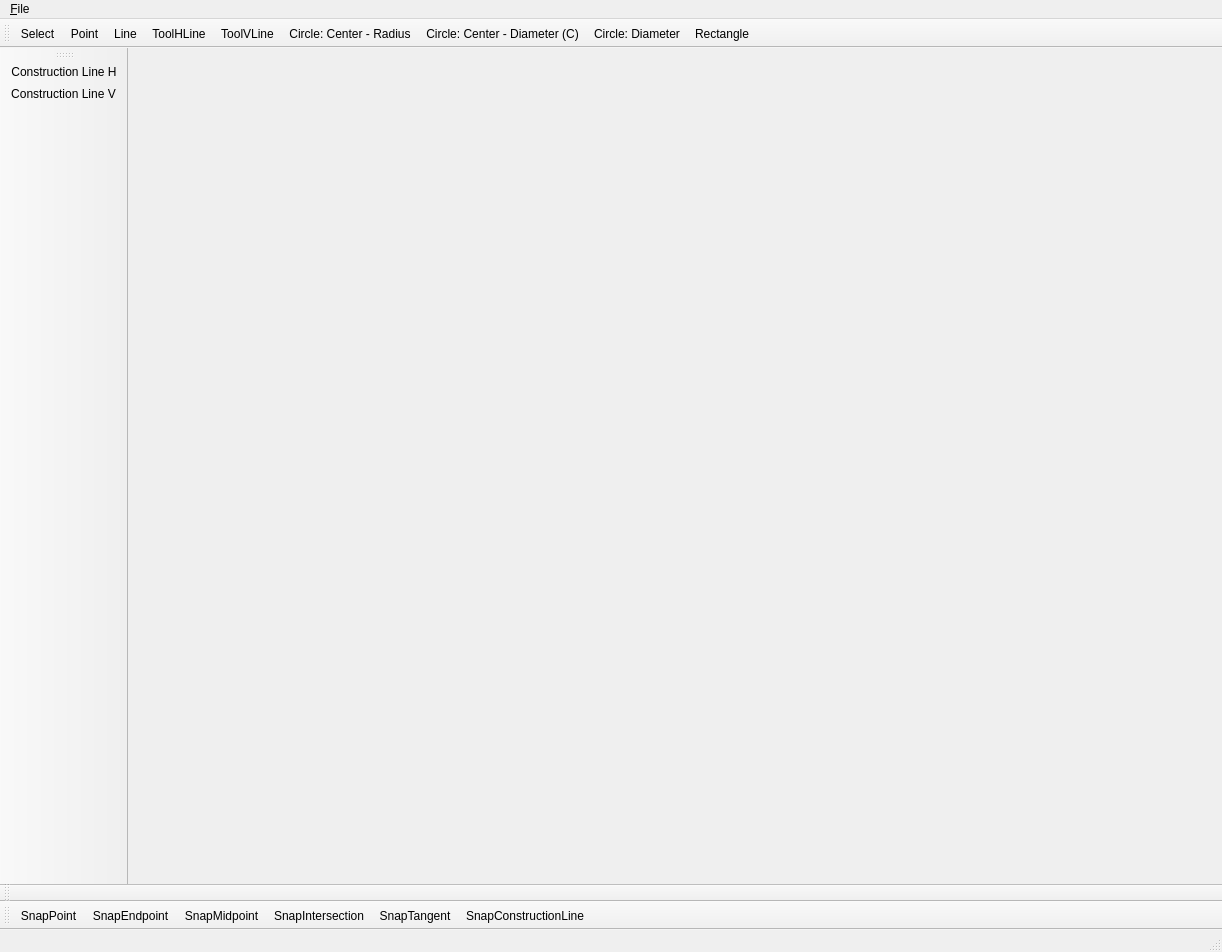
First picture: the form in src/mainwindow.ui, repository ThKattanek/simply_2d_cad, before the edit.
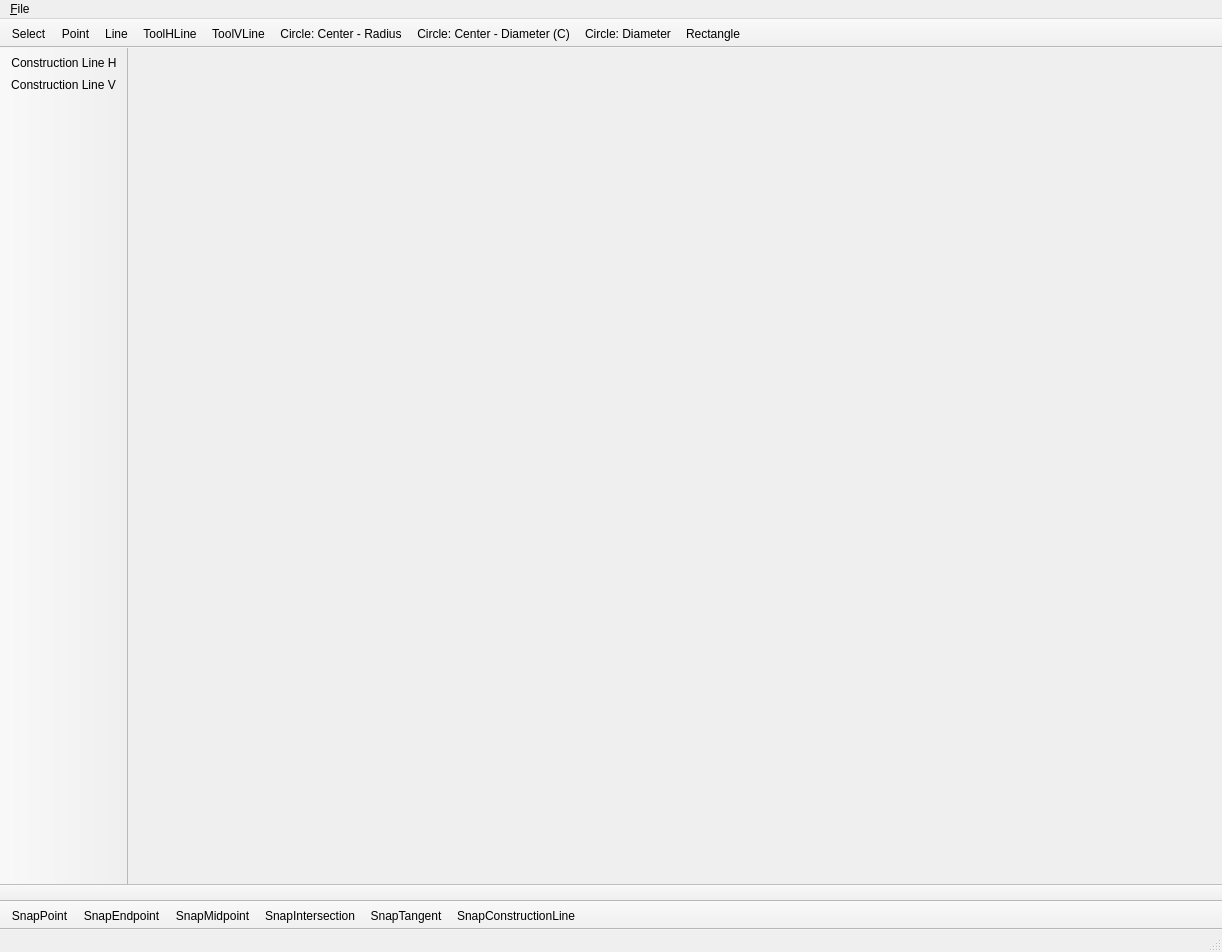
Second picture: the form after the edit. Icons and pictures are not drawn.

```diff
--- a/src/mainwindow.ui
+++ b/src/mainwindow.ui
@@ -62,6 +62,9 @@
    <property name="windowTitle">
     <string>Draw Tools Toolbar</string>
    </property>
+   <property name="movable">
+    <bool>false</bool>
+   </property>
    <property name="allowedAreas">
     <set>Qt::ToolBarArea::AllToolBarAreas</set>
    </property>
@@ -92,7 +95,7 @@
     <string>Sanp Tools Toolbar</string>
    </property>
    <property name="movable">
-    <bool>true</bool>
+    <bool>false</bool>
    </property>
    <property name="iconSize">
     <size>
@@ -117,6 +120,9 @@
    <property name="windowTitle">
     <string>Commandline Toolbar</string>
    </property>
+   <property name="movable">
+    <bool>false</bool>
+   </property>
    <attribute name="toolBarArea">
     <enum>BottomToolBarArea</enum>
    </attribute>
@@ -128,6 +134,12 @@
    <property name="windowTitle">
     <string>Construction Tools Toolbar</string>
    </property>
+   <property name="movable">
+    <bool>false</bool>
+   </property>
+   <property name="floatable">
+    <bool>true</bool>
+   </property>
    <attribute name="toolBarArea">
     <enum>LeftToolBarArea</enum>
    </attribute>
```
